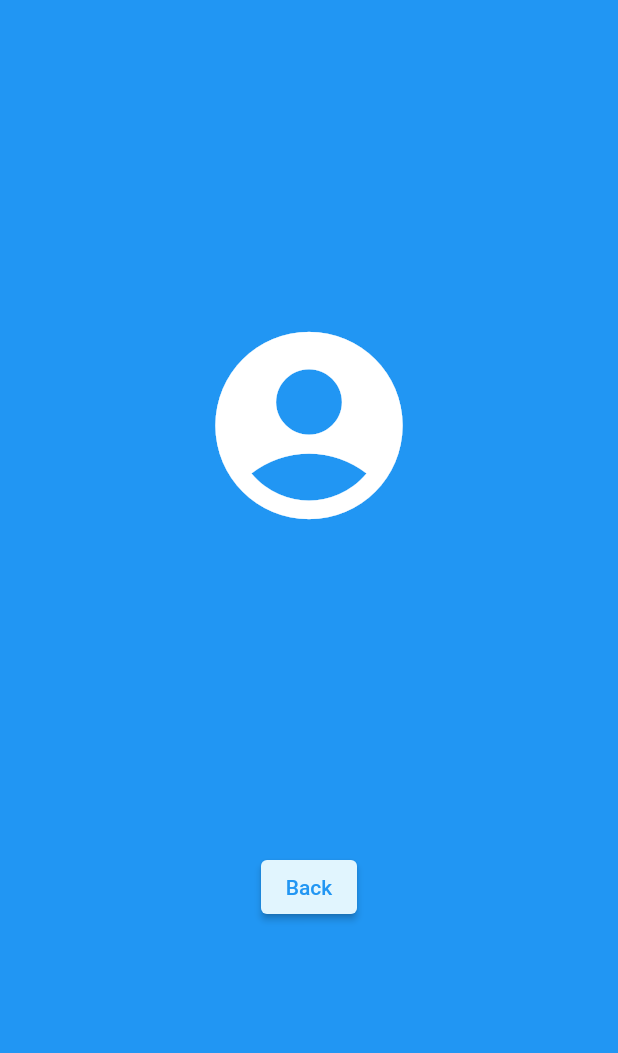
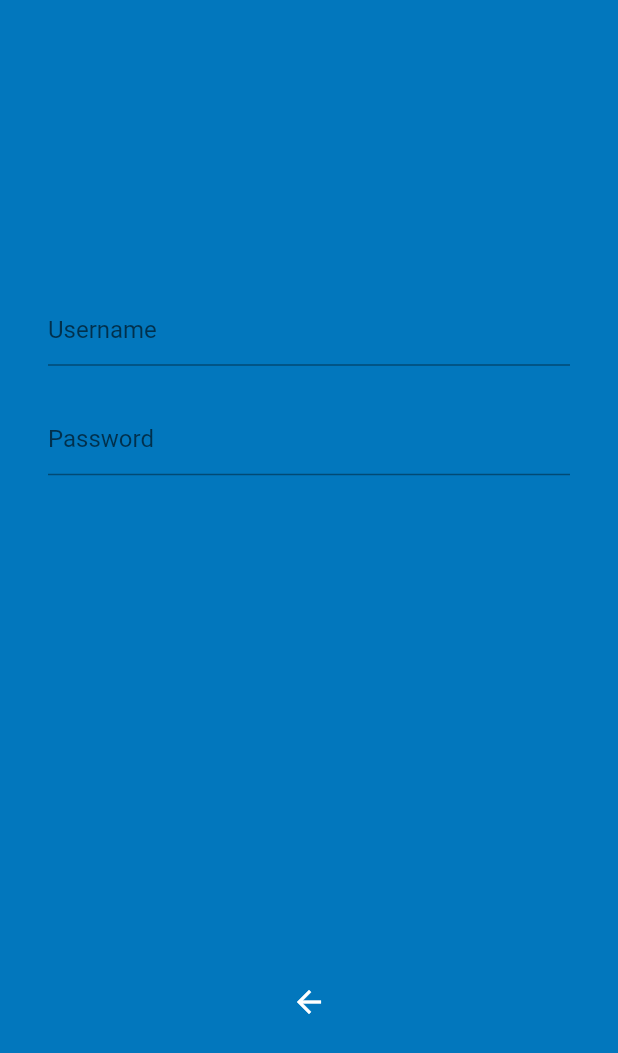
Before and after one commit to AndrePG98/face_shield, a Flutter app: the screen it shows after launch, after a tap on "Sign in", on a phone screen of 412 x 824 dp. Shown: the top 1053 px of the screen. Run offline on Flutter 3.47's test engine with Material 2 defaults, Android fonts, the phone set to English and light mode, and no system bars; our stand-ins replace camera.

Commit message:
New logo, simplified home page. Started working on sign in page.

```diff
--- /dev/null
+++ b/lib/components/buttons/homepageBtn.dart
@@ -0,0 +1,65 @@
+import 'package:flutter/material.dart';
+
+class HomePageBtn extends StatefulWidget {
+  final String text;
+  final void Function() onPress;
+
+  const HomePageBtn({super.key, required this.text, required this.onPress});
+
+  @override
+  State<StatefulWidget> createState() => _HomePageBtnState();
+}
+
+class _HomePageBtnState extends State<HomePageBtn> {
+  late final String _text;
+  late final Function() _onPress;
+
+  @override
+  void initState(){
+    super.initState();
+    _text = widget.text;
+    _onPress = widget.onPress;
+  }
+
+  @override
+  Widget build(BuildContext context) {
+    return ElevatedButton(
+      style: homePageBtnStyle,
+      onPressed: _onPress,
+      child: Padding(
+        padding: const EdgeInsets.all(10),
+        child: Text(
+          _text,
+          style: const TextStyle(
+            fontSize: 20,
+            color: Colors.black
+          ),
+        ),
+      ),
+    );
+  }
+}
+
+
+ButtonStyle homePageBtnStyle = ButtonStyle(
+  backgroundColor: MaterialStateProperty.resolveWith<Color?>(
+    (Set<MaterialState> states) {
+      if (states.contains(MaterialState.pressed)){
+        return Colors.lightBlue[400];
+      }
+      return Colors.lightBlue[50];
+    }
+  ),
+  elevation: MaterialStateProperty.all<double?>(50),
+  minimumSize: MaterialStateProperty.all<Size>(const Size(200, 3)),
+  shape: MaterialStateProperty.all<OutlinedBorder>(
+    RoundedRectangleBorder(
+      borderRadius: BorderRadius.circular(5),
+      side: const BorderSide(
+        width: .5,
+        style: BorderStyle.solid,
+        color: Colors.black
+      )
+    )
+  )
+);
--- a/lib/components/homepageBtn.dart
+++ /dev/null
@@ -1,42 +0,0 @@
-import 'package:flutter/material.dart';
-
-class HomePageBtn extends StatefulWidget {
-  final String text;
-  final void Function() onPress;
-
-  const HomePageBtn({super.key, required this.text, required this.onPress});
-
-  @override
-  State<StatefulWidget> createState() => _HomePageBtnState();
-}
-
-class _HomePageBtnState extends State<HomePageBtn> {
-  late final String _text;
-  late final Function() _onPress;
-
-  @override
-  void initState(){
-    super.initState();
-    _text = widget.text;
-    _onPress = widget.onPress;
-  }
-
-  @override
-  Widget build(BuildContext context) {
-    return TextButton(
-      style: ButtonStyle(
-        backgroundColor: MaterialStateProperty.resolveWith<Color?>(
-                (Set<MaterialState> states) {
-              if (states.contains(MaterialState.pressed)){
-                return Colors.black;
-              }
-              return Colors.lightBlue[50];
-            }
-        ),
-        elevation: MaterialStateProperty.all<double?>(2.0),
-      ),
-      onPressed: _onPress,
-      child: Text(_text),
-    );
-  }
-}
--- a/lib/components/logo.dart
+++ b/lib/components/icons/logo.dart
@@ -5,10 +5,12 @@ class Logo extends StatelessWidget {
 
   @override
   Widget build(BuildContext context) {
-    return const Icon(
-      Icons.lock,
-      color: Colors.white,
-      size: 100,
+    return const Image(
+      image: ResizeImage(
+        AssetImage('assets/Logo.png'),
+        width: 150,
+        height: 150
+      )
     );
   }
 }
--- a/lib/components/pages/home.dart
+++ b/lib/components/pages/home.dart
@@ -1,7 +1,7 @@
 import 'package:face_shield/components/pages/signin.dart';
 import 'package:flutter/material.dart';
-import '../homepageBtn.dart';
-import '../logo.dart';
+import '../buttons/homepageBtn.dart';
+import '../icons/logo.dart';
 
 class HomePage extends StatelessWidget{
   const HomePage({super.key});
@@ -11,20 +11,26 @@ class HomePage extends StatelessWidget{
     return Scaffold(
       body: Center(
         child: Column(
-          mainAxisAlignment: MainAxisAlignment.spaceEvenly,
+          mainAxisAlignment: MainAxisAlignment.spaceAround,
+          crossAxisAlignment: CrossAxisAlignment.stretch,
           children: [
-            const Logo(),
-            const SizedBox(height: 40),
-            Column(
-              mainAxisAlignment: MainAxisAlignment.spaceEvenly,
+            const Expanded(
+              flex: 3,
+              child: Logo(),
+            ),
+            Expanded(
+              flex: 2,
+              child: Column(
+                mainAxisAlignment: MainAxisAlignment.center,
                 children: [
                   HomePageBtn(
                       text: 'Sign in',
                       onPress: () => {
-                      Navigator.pushNamed(context, '/signin')
+                        Navigator.popAndPushNamed(context, '/signin')
                       }
+                  )
+                ],
               ),
-              ],
             )
           ],
         ),
--- a/lib/components/pages/signin.dart
+++ b/lib/components/pages/signin.dart
@@ -1,7 +1,7 @@
 import 'package:face_shield/components/pages/home.dart';
 import 'package:flutter/material.dart';
-import '../homepageBtn.dart';
-import '../logo.dart';
+import '../buttons/homepageBtn.dart';
+import '../icons/logo.dart';
 
 class SignIn extends StatelessWidget{
   const SignIn({super.key});
@@ -11,22 +11,49 @@ class SignIn extends StatelessWidget{
     return Scaffold(
       body: Center(
         child: Column(
-          mainAxisAlignment: MainAxisAlignment.spaceEvenly,
+          mainAxisAlignment: MainAxisAlignment.spaceAround,
           children: <Widget> [
-            const Icon(
-              Icons.account_circle_rounded,
+            Center(
+              child: Padding(
+                padding: const EdgeInsets.symmetric(vertical: 64, horizontal: 32),
+                child: Column(
+                  mainAxisAlignment: MainAxisAlignment.spaceEvenly,
+                  children: [
+                    SignInField(hintText: 'Username'),
+                    const SizedBox(height: 25),
+                    SignInField(hintText: 'Password')
+                  ],
+                )
+              ),
+            ),
+            BackButton(
               color: Colors.white,
-              size: 150,
-            ),
-            HomePageBtn(
-              text: 'Back',
-              onPress: () => {
-                Navigator.pushNamed(context, '/')
-              },
-            ),
+              onPressed: () => {Navigator.popAndPushNamed(context, '/')}
+            )
           ],
         ),
       ),
     );
   }
 }
+
+class SignInField extends StatelessWidget {
+  final String hintText;
+  late final InputDecoration inputDecoration;
+
+  SignInField({super.key, required this.hintText}) {
+    inputDecoration = InputDecoration(
+        hintText: hintText,
+        border: const UnderlineInputBorder()
+    );
+  }
+
+  @override
+  Widget build(BuildContext context ) {
+    return TextField(
+      decoration: inputDecoration,
+    );
+  }
+
+
+}
--- a/lib/main.dart
+++ b/lib/main.dart
@@ -15,7 +15,7 @@ class MainApp extends StatelessWidget {
     return MaterialApp(
       title: 'Face Shield',
       theme: ThemeData(
-        scaffoldBackgroundColor: Colors.blue
+        scaffoldBackgroundColor: Colors.lightBlue[800]
       ),
       home: const HomePage(),
       routes: <String, WidgetBuilder> {
--- a/pubspec.yaml
+++ b/pubspec.yaml
@@ -18,3 +18,5 @@ dev_dependencies:
 
 flutter:
   uses-material-design: true
+  assets:
+    - assets/
```
Also changed, not shown: assets/Logo.png (added). Lines whose indentation alone changed are shown as unchanged.
